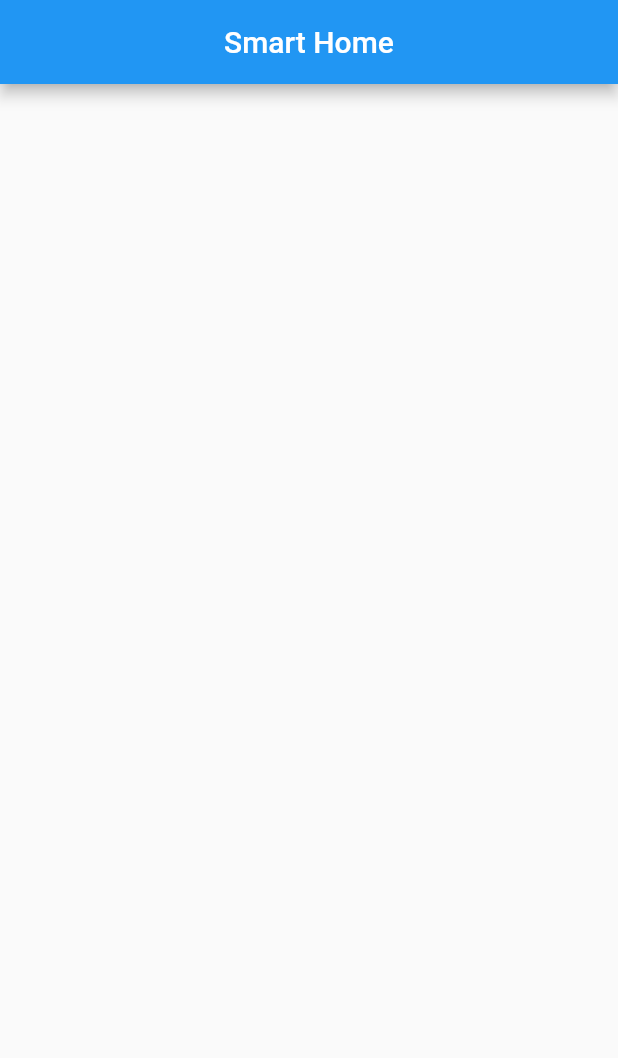
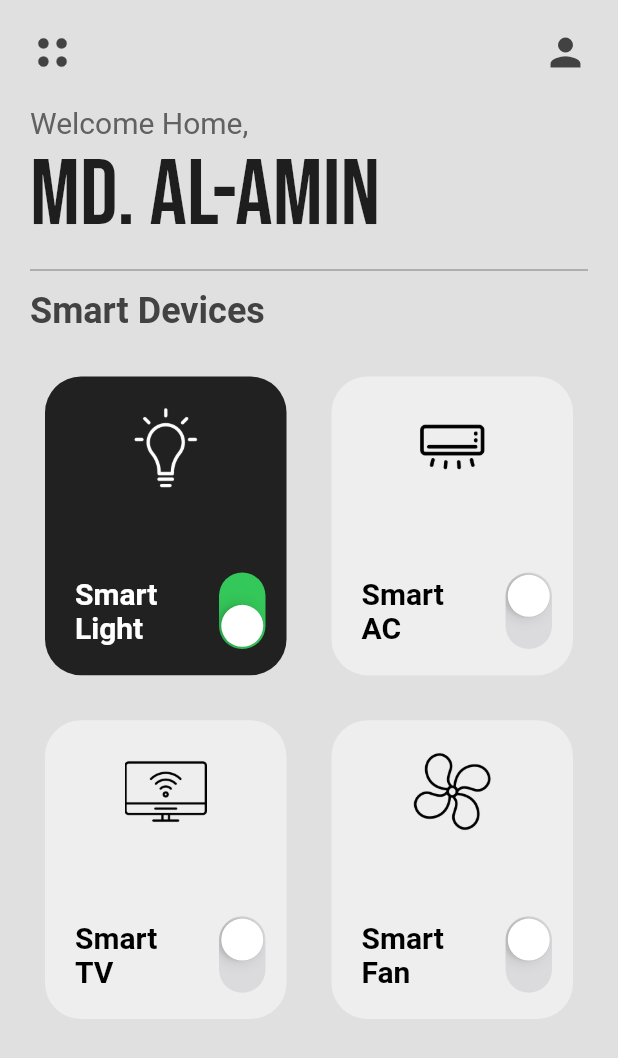
Before and after one commit to CPAD-Gazipur/Smart-Home-UI, a Flutter app: the screen it shows after launch, on a phone screen of 412 x 824 dp. Shown: the top 1058 px of the screen. Run offline on Flutter 3.47's test engine with Material 2 defaults, Android fonts, the phone set to English and light mode, and no system bars; our stand-ins replace google_fonts.

Commit message:
Smart Home UI: HOME UI ADDED WITH ON CHANGE COLOR

```diff
--- a/lib/main.dart
+++ b/lib/main.dart
@@ -1,5 +1,6 @@
 import 'package:flutter/material.dart';
-import 'package:smart_home_ui/view/home_screen.dart';
+
+import 'views/views.dart';
 
 void main() {
   runApp(const MyApp());
--- /dev/null
+++ b/lib/utils/app_constant.dart
@@ -0,0 +1,4 @@
+class AppConstant {
+  static const double horizontalPadding = 20.0;
+  static const double verticalPadding = 20.0;
+}
--- /dev/null
+++ b/lib/utils/app_data.dart
@@ -0,0 +1,8 @@
+class AppData {
+  static List smartDevices = [
+    ['Smart Light', 'assets/images/light-bulb.png', true],
+    ['Smart AC', 'assets/images/air-conditioner.png', false],
+    ['Smart TV', 'assets/images/smart-tv.png', false],
+    ['Smart Fan', 'assets/images/fan.png', false],
+  ];
+}
--- /dev/null
+++ b/lib/utils/utils.dart
@@ -0,0 +1,2 @@
+export 'app_constant.dart';
+export 'app_data.dart';
--- a/lib/view/home_screen.dart
+++ /dev/null
@@ -1,20 +0,0 @@
-import 'package:flutter/material.dart';
-
-class HomeScreen extends StatefulWidget {
-  const HomeScreen({Key? key}) : super(key: key);
-
-  @override
-  State<HomeScreen> createState() => _HomeScreenState();
-}
-
-class _HomeScreenState extends State<HomeScreen> {
-  @override
-  Widget build(BuildContext context) {
-    return Scaffold(
-      appBar: AppBar(
-        title: const Text('Smart Home'),
-        centerTitle: true,
-      ),
-    );
-  }
-}
--- /dev/null
+++ b/lib/views/home_screen.dart
@@ -0,0 +1,120 @@
+import 'package:flutter/material.dart';
+import 'package:google_fonts/google_fonts.dart';
+import 'package:smart_home_ui/utils/utils.dart';
+import 'package:smart_home_ui/widgets/widgets.dart';
+
+class HomeScreen extends StatefulWidget {
+  const HomeScreen({Key? key}) : super(key: key);
+
+  @override
+  State<HomeScreen> createState() => _HomeScreenState();
+}
+
+class _HomeScreenState extends State<HomeScreen> {
+  @override
+  Widget build(BuildContext context) {
+    return Scaffold(
+      backgroundColor: Colors.grey[300],
+      body: SafeArea(
+        child: Column(
+          crossAxisAlignment: CrossAxisAlignment.start,
+          children: [
+            Padding(
+              padding: const EdgeInsets.only(
+                left: AppConstant.horizontalPadding,
+                right: AppConstant.horizontalPadding,
+                top: AppConstant.verticalPadding,
+              ),
+              child: Row(
+                mainAxisAlignment: MainAxisAlignment.spaceBetween,
+                children: [
+                  Image.asset(
+                    'assets/images/menu.png',
+                    height: 30,
+                    color: Colors.grey[800],
+                  ),
+                  Icon(
+                    Icons.person,
+                    size: 30,
+                    color: Colors.grey[800],
+                  ),
+                ],
+              ),
+            ),
+            const SizedBox(height: 20),
+            Padding(
+              padding: const EdgeInsets.symmetric(
+                horizontal: AppConstant.horizontalPadding,
+              ),
+              child: Column(
+                crossAxisAlignment: CrossAxisAlignment.start,
+                children: [
+                  Text(
+                    'Welcome Home,',
+                    style: TextStyle(
+                      fontSize: 20,
+                      color: Colors.grey[700],
+                    ),
+                  ),
+                  Text(
+                    'MD. AL-AMIN',
+                    style: GoogleFonts.bebasNeue(
+                      fontSize: 62,
+                    ),
+                  ),
+                ],
+              ),
+            ),
+            const SizedBox(height: 5),
+            const Padding(
+              padding: EdgeInsets.symmetric(
+                horizontal: AppConstant.horizontalPadding,
+              ),
+              child: Divider(
+                color: Colors.grey,
+                thickness: 1,
+              ),
+            ),
+            const SizedBox(height: 5),
+            Padding(
+              padding: const EdgeInsets.symmetric(
+                horizontal: AppConstant.horizontalPadding,
+              ),
+              child: Text(
+                'Smart Devices',
+                style: TextStyle(
+                  fontSize: 24,
+                  fontWeight: FontWeight.bold,
+                  color: Colors.grey[800],
+                ),
+              ),
+            ),
+            Expanded(
+              child: GridView.builder(
+                itemCount: AppData.smartDevices.length,
+                physics: const NeverScrollableScrollPhysics(),
+                padding: const EdgeInsets.all(15),
+                gridDelegate: const SliverGridDelegateWithFixedCrossAxisCount(
+                  crossAxisCount: 2,
+                  childAspectRatio: 1 / 1.2,
+                ),
+                itemBuilder: (context, index) {
+                  return SmartDeviceBoxWidget(
+                    smartDeviceName: AppData.smartDevices[index][0],
+                    iconPath: AppData.smartDevices[index][1],
+                    isPowerOn: AppData.smartDevices[index][2],
+                    onChanged: (bool newValue) {
+                      setState(() {
+                        AppData.smartDevices[index][2] = newValue;
+                      });
+                    },
+                  );
+                },
+              ),
+            ),
+          ],
+        ),
+      ),
+    );
+  }
+}
--- /dev/null
+++ b/lib/views/views.dart
@@ -0,0 +1 @@
+export 'home_screen.dart';
--- /dev/null
+++ b/lib/widgets/smart_device_box_widget.dart
@@ -0,0 +1,72 @@
+import 'dart:math';
+
+import 'package:flutter/cupertino.dart';
+import 'package:flutter/material.dart';
+import 'package:smart_home_ui/utils/app_constant.dart';
+
+class SmartDeviceBoxWidget extends StatelessWidget {
+  final String smartDeviceName;
+  final String iconPath;
+  final bool isPowerOn;
+  final Function(bool)? onChanged;
+
+  const SmartDeviceBoxWidget({
+    Key? key,
+    required this.smartDeviceName,
+    required this.iconPath,
+    required this.isPowerOn,
+    required this.onChanged,
+  }) : super(key: key);
+
+  @override
+  Widget build(BuildContext context) {
+    return Padding(
+      padding: const EdgeInsets.all(15.0),
+      child: Container(
+        decoration: BoxDecoration(
+          color: isPowerOn ? Colors.grey[900] : Colors.grey[200],
+          borderRadius: BorderRadius.circular(24),
+        ),
+        padding: const EdgeInsets.symmetric(
+          vertical: AppConstant.verticalPadding,
+        ),
+        child: Column(
+          mainAxisAlignment: MainAxisAlignment.spaceBetween,
+          children: [
+            Image.asset(
+              iconPath,
+              height: 55,
+              color: isPowerOn ? Colors.white : Colors.black,
+            ),
+            Row(
+              children: [
+                Expanded(
+                  child: Padding(
+                    padding: const EdgeInsets.only(
+                      left: 20.0,
+                    ),
+                    child: Text(
+                      smartDeviceName,
+                      style: TextStyle(
+                        fontWeight: FontWeight.bold,
+                        fontSize: 20,
+                        color: isPowerOn ? Colors.white : Colors.black,
+                      ),
+                    ),
+                  ),
+                ),
+                Transform.rotate(
+                  angle: pi / 2,
+                  child: CupertinoSwitch(
+                    value: isPowerOn,
+                    onChanged: onChanged,
+                  ),
+                ),
+              ],
+            )
+          ],
+        ),
+      ),
+    );
+  }
+}
--- /dev/null
+++ b/lib/widgets/widgets.dart
@@ -0,0 +1 @@
+export 'smart_device_box_widget.dart';
--- a/pubspec.yaml
+++ b/pubspec.yaml
@@ -45,6 +45,7 @@ dev_dependencies:
   # package. See that file for information about deactivating specific lint
   # rules and activating additional ones.
   flutter_lints: ^2.0.0
+  google_fonts: ^3.0.1
 
 # For information on the generic Dart part of this file, see the
 # following page: https://dart.dev/tools/pub/pubspec
```
Also changed, not shown: pubspec.lock.
